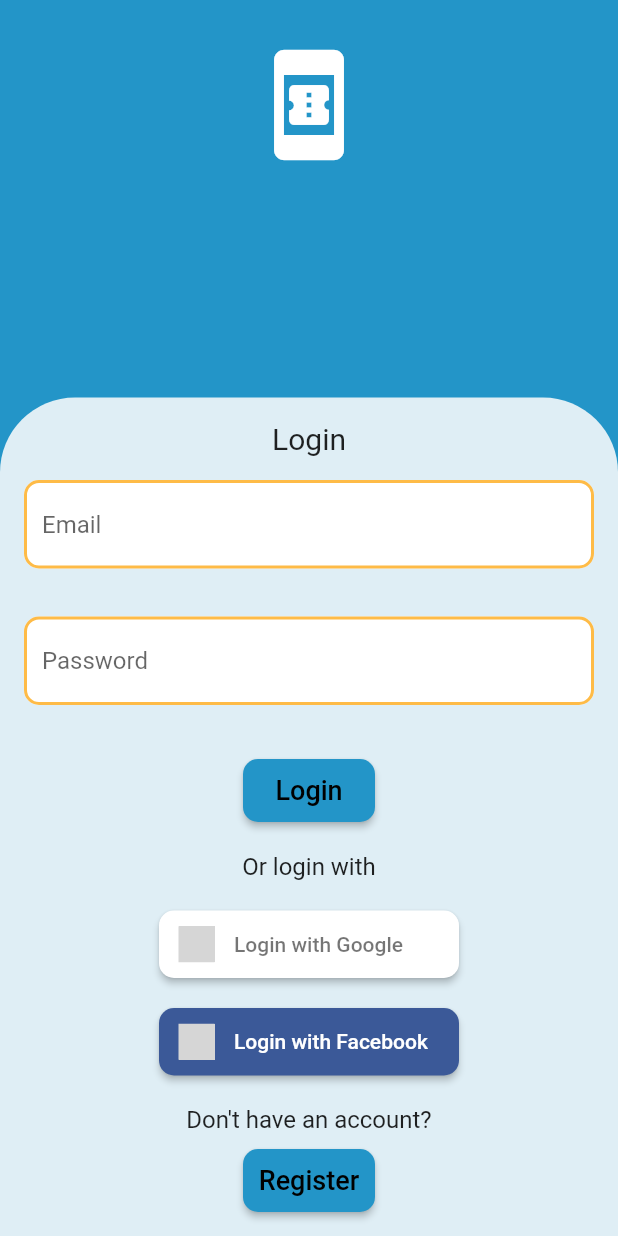
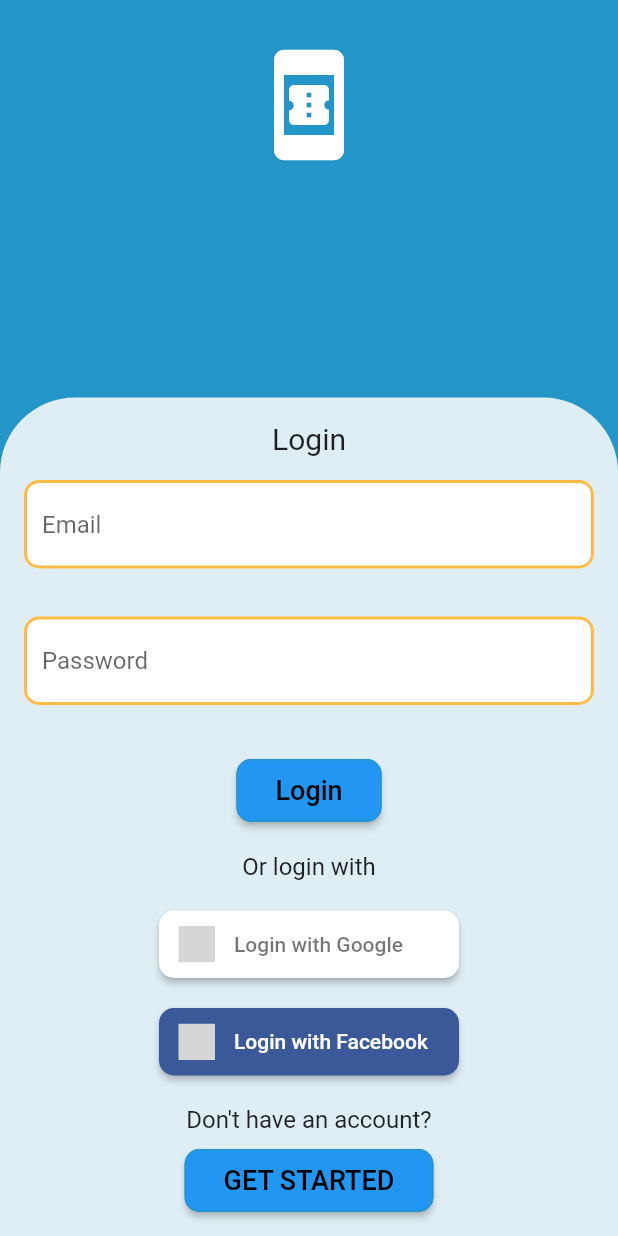
Before and after one commit to marcn68/ShareABook, a Flutter app: the screen it shows after launch, after a tap on "GET STARTED", on a phone screen of 412 x 824 dp. Run offline on Flutter 3.47's test engine with Material 2 defaults, Android fonts, the phone set to English and light mode, and no system bars; our stand-ins replace flutter_signin_button; grey boxes are pictures that could not be loaded.

Commit message:
Replace button with elevated, rename widgets and functions, give button widget the requested functions, use named parameters in constructors.

```diff
--- a/lib/ui/pages/get_started.dart
+++ b/lib/ui/pages/get_started.dart
@@ -47,11 +47,11 @@ class _GetStartedScreenState extends State<GetStartedScreen> {
                   child: Column(
                     mainAxisAlignment: MainAxisAlignment.center,
                     children: <Widget>[
-                      CustomLabelStyle("Get ready to lending and renting book in a creative way!", 18.0),
+                      CustomLabel(text: "Get ready to lending and renting book in a creative way!", fontSize: 18.0),
                       Container(
                           margin: EdgeInsets.fromLTRB(0, 40, 0, 0),
                           height: 42.0,
-                          child: CustomButtonStyle("GET STARTED", "onGetStarted", this.context)
+                          child: CustomButton(text: "GET STARTED", function: navigateToLogin)
                       ),
                     ],
                   ),
@@ -60,4 +60,12 @@ class _GetStartedScreenState extends State<GetStartedScreen> {
         ) // This trailing comma makes auto-formatting nicer for build methods.
     );
   }
+
+  /*Functions*/
+  dynamic navigateToLogin() async {
+    await Navigator.push(
+      context,
+      MaterialPageRoute(builder: (context) => LoginScreen()),
+    );
+  }
 }
--- a/lib/ui/pages/login.dart
+++ b/lib/ui/pages/login.dart
@@ -48,32 +48,32 @@ class _LoginScreenState extends State<LoginScreen> {
                   child: Column(
                     mainAxisAlignment: MainAxisAlignment.center,
                     children: <Widget>[
-                      CustomLabelStyle("Login", 20.0),
-                      CustomInputStyle("Email"),
-                      CustomInputStyle("Password"),
+                      CustomLabel(text: "Login", fontSize: 20.0),
+                      CustomInput(label: "Email"),
+                      CustomInput(label: "Password"),
                       Container(
                           margin: EdgeInsets.fromLTRB(0, 20, 0, 20),
                           height: 42.0,
-                          child: CustomButtonStyle("Login", "", this.context)
+                          child: CustomButton(text: "Login", function: function)
                       ),
-                      CustomLabelStyle("Or login with", 16.0),
+                      CustomLabel(text: "Or login with", fontSize: 16.0),
                       Container(
                           margin: EdgeInsets.fromLTRB(0, 20, 0, 0),
                           height: 45.0,
                           width: 200,
-                          child: CustomSignInButtonStyle("Login with Google", Buttons.Google, "", this.context)
+                          child: CustomSignInButton(text: "Login with Google", buttonsType: Buttons.Google, function: function)
                       ),
                       Container(
                           margin: EdgeInsets.fromLTRB(0, 20, 0, 20),
                           height: 45.0,
                           width: 200,
-                          child:CustomSignInButtonStyle("Login with Facebook", Buttons.Facebook, "", this.context)
+                          child:CustomSignInButton(text: "Login with Facebook", buttonsType: Buttons.Facebook, function: function)
                       ),
-                      CustomLabelStyle("Don't have an account?", 16.0),
+                      CustomLabel(text: "Don't have an account?", fontSize: 16.0),
                       Container(
                           margin: EdgeInsets.fromLTRB(0, 10, 0, 0),
                           height: 42.0,
-                          child: CustomButtonStyle("Register", "", this.context)
+                          child: CustomButton(text: "GET STARTED", function: function)
                       ),
                     ],
                   ),
@@ -82,4 +82,7 @@ class _LoginScreenState extends State<LoginScreen> {
         ) // This trailing comma makes auto-formatting nicer for build methods.
     );
   }
+  /*Functions*/
+  /*To change*/
+  dynamic function() async { }
 }
--- a/lib/ui/widgets/button_style.dart
+++ b/lib/ui/widgets/button_style.dart
@@ -1,32 +1,26 @@
 import 'package:flutter/material.dart';
 import 'package:share_a_book/ui/pages/login.dart';
 
-class CustomButtonStyle extends StatelessWidget {
-  CustomButtonStyle(this.text, this.function, this.context);
+class CustomButton extends StatelessWidget {
+  CustomButton({this.text, this.function});
 
   final String text;
-  final String function;
-  final BuildContext context;
+  final dynamic function;
 
   @override
   Widget build(BuildContext context) {
-    return RaisedButton(
-      shape: RoundedRectangleBorder(borderRadius: BorderRadius.circular(10.0)),
-      onPressed: onGetStarted,
-      padding: EdgeInsets.all(10.0),
-      color: Color(0xff2395C8),
-      textColor: Colors.black,
-      child: Text(this.text, style: TextStyle(fontSize: 18)),
+    return ElevatedButton(
+      style: ButtonStyle(
+        shape: MaterialStateProperty.all<RoundedRectangleBorder>(
+            RoundedRectangleBorder(
+                borderRadius: BorderRadius.circular(10.0),
+                side: BorderSide(color: Color(0xff2395C8)))),
+      ),
+      onPressed: function,
+      child: Padding(
+          padding: EdgeInsets.all(10.0),
+          child: Text(this.text,
+              style: TextStyle(fontSize: 18, color: Colors.black))),
     );
   }
-
-  void onGetStarted() async {
-    print("hi");
-    await Navigator.push(
-      context,
-      MaterialPageRoute(
-          builder: (context) => LoginScreen()),
-    );
-  }
-
 }
--- a/lib/ui/widgets/input_style.dart
+++ b/lib/ui/widgets/input_style.dart
@@ -1,7 +1,7 @@
 import 'package:flutter/material.dart';
 
-class CustomInputStyle extends StatelessWidget {
-  CustomInputStyle(this.label);
+class CustomInput extends StatelessWidget {
+  CustomInput({this.label});
 
   final String label;
 
--- a/lib/ui/widgets/label_style.dart
+++ b/lib/ui/widgets/label_style.dart
@@ -1,7 +1,7 @@
 import 'package:flutter/material.dart';
 
-class CustomLabelStyle extends StatelessWidget {
-  CustomLabelStyle(this.text, this.fontSize);
+class CustomLabel extends StatelessWidget {
+  CustomLabel({this.text, this.fontSize});
 
   final String text;
   final double fontSize;
--- a/lib/ui/widgets/signin_button_style.dart
+++ b/lib/ui/widgets/signin_button_style.dart
@@ -3,20 +3,19 @@ import 'package:flutter_signin_button/button_list.dart';
 import 'package:flutter_signin_button/button_view.dart';
 import 'package:share_a_book/ui/pages/login.dart';
 
-class CustomSignInButtonStyle extends StatelessWidget {
-  CustomSignInButtonStyle(this.text, this.buttonsType, this.function, this.context);
+class CustomSignInButton extends StatelessWidget {
+  CustomSignInButton({this.text, this.buttonsType, this.function});
 
   final String text;
   final Buttons buttonsType;
-  final String function;
-  final BuildContext context;
+  final dynamic function;
 
   @override
   Widget build(BuildContext context) {
     return SignInButton(
       buttonsType,
       text: text,
-      onPressed: () {},
+      onPressed: function,
       shape: RoundedRectangleBorder(borderRadius: BorderRadius.circular(10.0)),
     );
   }
```
